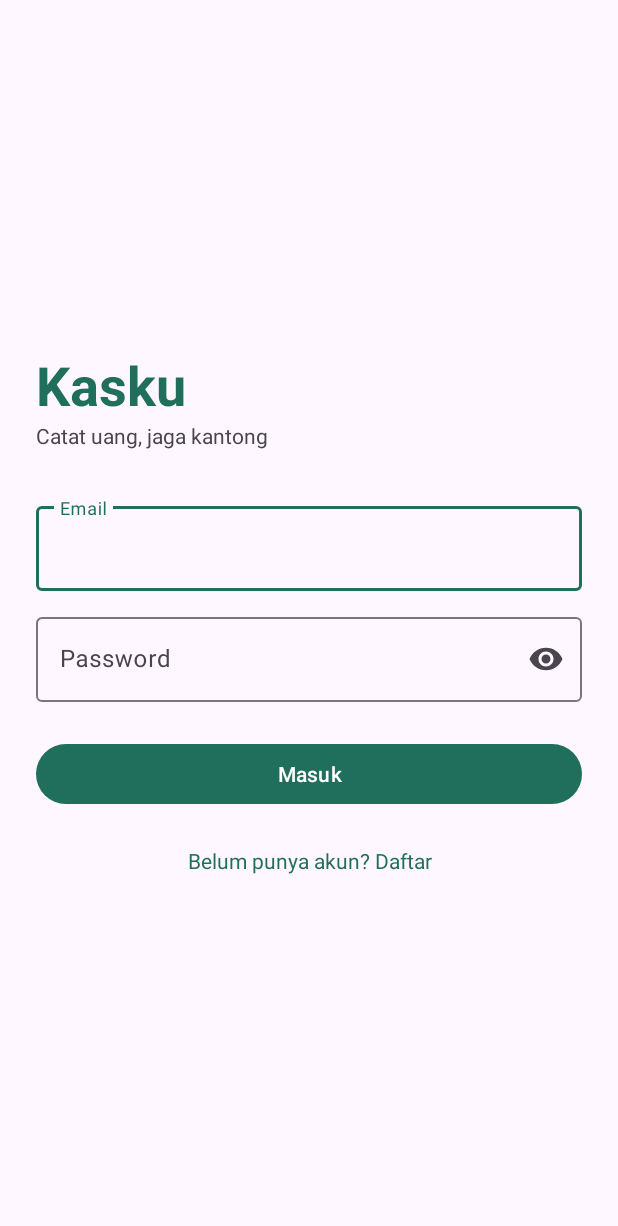
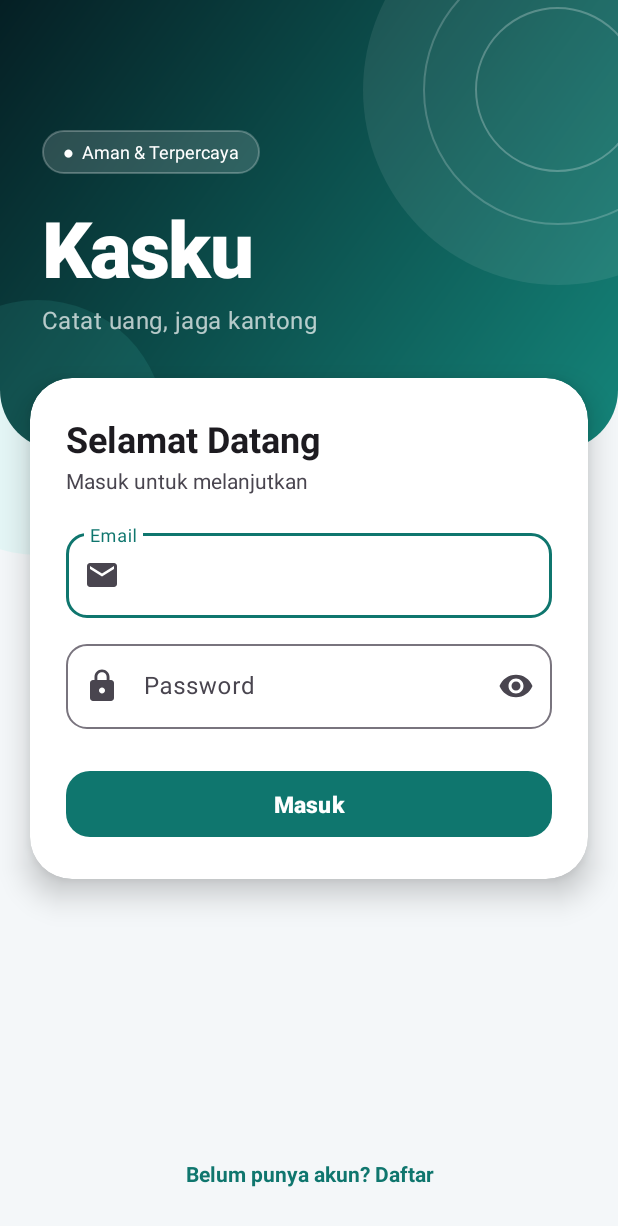
Before and after one commit to dwiredmi25-dev/kasku-android, an Android app: the screen it shows after launch (LoginActivity), on a phone screen of 412 x 824 dp. Shown: the top 1226 px of the screen. Run offline under Robolectric (Android 15) with nearby library versions, the phone set to English and light mode, and no system bars; our stand-ins replace Firebase (no records; nobody signed in at launch, a user with empty details on screens opened directly).

Commit message:
Ubah tampilan halaman login

```diff
--- /dev/null
+++ b/app/src/main/res/drawable/bg_accent_bar.xml
@@ -0,0 +1,6 @@
+<?xml version="1.0" encoding="utf-8"?>
+<shape xmlns:android="http://schemas.android.com/apk/res/android"
+    android:shape="rectangle">
+    <solid android:color="#5FD3C1" />
+    <corners android:radius="4dp" />
+</shape>
--- /dev/null
+++ b/app/src/main/res/drawable/bg_balance_card.xml
@@ -0,0 +1,10 @@
+<?xml version="1.0" encoding="utf-8"?>
+<shape xmlns:android="http://schemas.android.com/apk/res/android"
+    android:shape="rectangle">
+    <gradient
+        android:angle="315"
+        android:endColor="@color/gradient_end"
+        android:startColor="@color/gradient_start"
+        android:type="linear" />
+    <corners android:radius="24dp" />
+</shape>
--- /dev/null
+++ b/app/src/main/res/drawable/bg_header.xml
@@ -0,0 +1,69 @@
+<?xml version="1.0" encoding="utf-8"?>
+<layer-list xmlns:android="http://schemas.android.com/apk/res/android">
+
+    <!-- Gradasi dasar -->
+    <item>
+        <shape android:shape="rectangle">
+            <gradient
+                android:angle="315"
+                android:endColor="#14857A"
+                android:startColor="#051F24"
+                android:type="linear" />
+            <corners
+                android:bottomLeftRadius="40dp"
+                android:bottomRightRadius="40dp" />
+        </shape>
+    </item>
+
+    <!-- Lingkaran besar transparan (kanan atas) -->
+    <item
+        android:width="260dp"
+        android:height="260dp"
+        android:gravity="top|end"
+        android:right="-90dp"
+        android:top="-70dp">
+        <shape android:shape="oval">
+            <solid android:color="#14FFFFFF" />
+        </shape>
+    </item>
+
+    <!-- Cincin 1 -->
+    <item
+        android:width="180dp"
+        android:height="180dp"
+        android:gravity="top|end"
+        android:right="-50dp"
+        android:top="-30dp">
+        <shape android:shape="oval">
+            <stroke
+                android:width="1.5dp"
+                android:color="#33FFFFFF" />
+        </shape>
+    </item>
+
+    <!-- Cincin 2 -->
+    <item
+        android:width="110dp"
+        android:height="110dp"
+        android:gravity="top|end"
+        android:right="-15dp"
+        android:top="5dp">
+        <shape android:shape="oval">
+            <stroke
+                android:width="1.5dp"
+                android:color="#40FFFFFF" />
+        </shape>
+    </item>
+
+    <!-- Lingkaran aksen (kiri bawah) -->
+    <item
+        android:width="170dp"
+        android:height="170dp"
+        android:bottom="-70dp"
+        android:gravity="bottom|start"
+        android:left="-60dp">
+        <shape android:shape="oval">
+            <solid android:color="#1A5EEAD4" />
+        </shape>
+    </item>
+</layer-list>
--- /dev/null
+++ b/app/src/main/res/drawable/bg_pill.xml
@@ -0,0 +1,9 @@
+<?xml version="1.0" encoding="utf-8"?>
+<shape xmlns:android="http://schemas.android.com/apk/res/android"
+    android:shape="rectangle">
+    <solid android:color="#26FFFFFF" />
+    <stroke
+        android:width="1dp"
+        android:color="#40FFFFFF" />
+    <corners android:radius="50dp" />
+</shape>
--- /dev/null
+++ b/app/src/main/res/drawable/ic_email.xml
@@ -0,0 +1,9 @@
+<vector xmlns:android="http://schemas.android.com/apk/res/android"
+    android:width="24dp"
+    android:height="24dp"
+    android:viewportWidth="24"
+    android:viewportHeight="24">
+    <path
+        android:fillColor="@android:color/white"
+        android:pathData="M20,4H4c-1.1,0 -1.99,0.9 -1.99,2L2,18c0,1.1 0.9,2 2,2h16c1.1,0 2,-0.9 2,-2V6c0,-1.1 -0.9,-2 -2,-2zM20,8l-8,5 -8,-5V6l8,5 8,-5v2z" />
+</vector>
--- /dev/null
+++ b/app/src/main/res/drawable/ic_lock.xml
@@ -0,0 +1,9 @@
+<vector xmlns:android="http://schemas.android.com/apk/res/android"
+    android:width="24dp"
+    android:height="24dp"
+    android:viewportWidth="24"
+    android:viewportHeight="24">
+    <path
+        android:fillColor="@android:color/white"
+        android:pathData="M18,8h-1V6c0,-2.76 -2.24,-5 -5,-5S7,3.24 7,6v2H6c-1.1,0 -2,0.9 -2,2v10c0,1.1 0.9,2 2,2h12c1.1,0 2,-0.9 2,-2V10c0,-1.1 -0.9,-2 -2,-2zM12,17c-1.1,0 -2,-0.9 -2,-2s0.9,-2 2,-2 2,0.9 2,2 -0.9,2 -2,2zM15.1,8H8.9V6c0,-1.71 1.39,-3.1 3.1,-3.1 1.71,0 3.1,1.39 3.1,3.1v2z" />
+</vector>
--- a/app/src/main/res/layout/activity_login.xml
+++ b/app/src/main/res/layout/activity_login.xml
@@ -4,36 +4,99 @@
     android:id="@+id/root"
     android:layout_width="match_parent"
     android:layout_height="match_parent"
+    android:clipChildren="false"
+    android:clipToPadding="false"
     android:fillViewport="true">
 
     <LinearLayout
         android:layout_width="match_parent"
+        android:layout_height="match_parent"
+        android:clipChildren="false"
+        android:clipToPadding="false"
+        android:orientation="vertical">
+
+        <!-- HEADER -->
+        <LinearLayout
+            android:layout_width="match_parent"
             android:layout_height="wrap_content"
-        android:gravity="center_vertical"
+            android:background="@drawable/bg_header"
+            android:elevation="0dp"
+            android:gravity="bottom"
+            android:minHeight="300dp"
+            android:orientation="vertical"
+            android:paddingHorizontal="28dp"
+            android:paddingTop="72dp"
+            android:paddingBottom="76dp">
+
+            <TextView
+                android:layout_width="wrap_content"
+                android:layout_height="wrap_content"
+                android:background="@drawable/bg_pill"
+                android:paddingHorizontal="14dp"
+                android:paddingVertical="6dp"
+                android:text="●  Aman &amp; Terpercaya"
+                android:textColor="@color/on_gradient"
+                android:textSize="12sp" />
+
+            <TextView
+                android:layout_width="wrap_content"
+                android:layout_height="wrap_content"
+                android:layout_marginTop="14dp"
+                android:fontFamily="sans-serif-black"
+                android:letterSpacing="-0.02"
+                android:text="@string/app_name"
+                android:textColor="@color/on_gradient"
+                android:textSize="52sp" />
+
+            <TextView
+                android:layout_width="wrap_content"
+                android:layout_height="wrap_content"
+                android:layout_marginTop="2dp"
+                android:letterSpacing="0.02"
+                android:text="@string/tagline"
+                android:textColor="@color/on_gradient_soft"
+                android:textSize="16sp" />
+        </LinearLayout>
+
+        <com.google.android.material.card.MaterialCardView
+            android:layout_width="match_parent"
+            android:layout_height="wrap_content"
+            android:layout_marginHorizontal="20dp"
+            android:layout_marginTop="-48dp"
+            android:elevation="12dp"
+            app:cardBackgroundColor="@color/card_bg"
+            app:cardCornerRadius="28dp"
+            app:cardElevation="12dp"
+            app:strokeWidth="0dp">
+
+            <LinearLayout
+                android:layout_width="match_parent"
+                android:layout_height="wrap_content"
                 android:orientation="vertical"
                 android:padding="24dp">
 
                 <TextView
                     android:layout_width="wrap_content"
                     android:layout_height="wrap_content"
-            android:text="@string/app_name"
-            android:textAppearance="?attr/textAppearanceDisplaySmall"
-            android:textColor="?attr/colorPrimary"
+                    android:text="@string/welcome_back"
+                    android:textAppearance="?attr/textAppearanceHeadlineSmall"
                     android:textStyle="bold" />
 
                 <TextView
                     android:layout_width="wrap_content"
                     android:layout_height="wrap_content"
-            android:layout_marginBottom="32dp"
-            android:text="@string/tagline"
+                    android:layout_marginTop="2dp"
+                    android:layout_marginBottom="20dp"
+                    android:text="@string/login_subtitle"
                     android:textColor="?attr/colorOnSurfaceVariant" />
 
                 <com.google.android.material.textfield.TextInputLayout
                     android:id="@+id/tilEmail"
-            style="@style/Widget.Material3.TextInputLayout.OutlinedBox"
+                    style="@style/Widget.Kasku.TextInput"
                     android:layout_width="match_parent"
                     android:layout_height="wrap_content"
-            android:hint="@string/email">
+                    android:hint="@string/email"
+                    app:startIconDrawable="@drawable/ic_email">
 
                     <com.google.android.material.textfield.TextInputEditText
                         android:id="@+id/etEmail"
@@ -44,12 +107,13 @@
 
                 <com.google.android.material.textfield.TextInputLayout
                     android:id="@+id/tilPassword"
-            style="@style/Widget.Material3.TextInputLayout.OutlinedBox"
+                    style="@style/Widget.Kasku.TextInput"
                     android:layout_width="match_parent"
                     android:layout_height="wrap_content"
                     android:layout_marginTop="12dp"
                     android:hint="@string/password"
-            app:endIconMode="password_toggle">
+                    app:endIconMode="password_toggle"
+                    app:startIconDrawable="@drawable/ic_lock">
 
                     <com.google.android.material.textfield.TextInputEditText
                         android:id="@+id/etPassword"
@@ -72,15 +136,24 @@
                     android:layout_gravity="center_horizontal"
                     android:layout_marginTop="12dp"
                     android:visibility="gone" />
+            </LinearLayout>
+        </com.google.android.material.card.MaterialCardView>
+
+        <View
+            android:layout_width="match_parent"
+            android:layout_height="0dp"
+            android:layout_weight="1" />
 
         <TextView
             android:id="@+id/tvRegister"
             android:layout_width="match_parent"
             android:layout_height="wrap_content"
             android:layout_marginTop="16dp"
+            android:layout_marginBottom="24dp"
             android:gravity="center"
             android:padding="8dp"
             android:text="@string/no_account"
-            android:textColor="?attr/colorPrimary" />
+            android:textColor="?attr/colorPrimary"
+            android:textStyle="bold" />
     </LinearLayout>
 </ScrollView>
--- a/app/src/main/res/layout/fragment_transactions.xml
+++ b/app/src/main/res/layout/fragment_transactions.xml
@@ -10,33 +10,30 @@
         android:layout_height="match_parent"
         android:orientation="vertical">
 
-        <com.google.android.material.card.MaterialCardView
-            android:layout_width="match_parent"
-            android:layout_height="wrap_content"
-            android:layout_margin="12dp"
-            app:cardBackgroundColor="?attr/colorPrimary">
-
         <LinearLayout
             android:layout_width="match_parent"
             android:layout_height="wrap_content"
+            android:layout_margin="16dp"
+            android:background="@drawable/bg_balance_card"
             android:orientation="vertical"
-                android:padding="16dp">
+            android:padding="24dp">
 
             <TextView
                 android:layout_width="wrap_content"
                 android:layout_height="wrap_content"
                 android:text="@string/balance"
-                    android:textColor="?attr/colorOnPrimary" />
+                android:textColor="@color/on_gradient_soft"
+                android:textSize="14sp" />
 
             <TextView
                 android:id="@+id/tvBalance"
                 android:layout_width="wrap_content"
                 android:layout_height="wrap_content"
-                    android:textColor="?attr/colorOnPrimary"
-                    android:textSize="26sp"
+                android:layout_marginTop="4dp"
+                android:textColor="@color/on_gradient"
+                android:textSize="32sp"
                 android:textStyle="bold" />
         </LinearLayout>
-        </com.google.android.material.card.MaterialCardView>
 
         <androidx.appcompat.widget.SearchView
             android:id="@+id/searchView"
--- a/app/src/main/res/layout/item_transaction.xml
+++ b/app/src/main/res/layout/item_transaction.xml
@@ -4,18 +4,22 @@
     xmlns:app="http://schemas.android.com/apk/res-auto"
     android:layout_width="match_parent"
     android:layout_height="wrap_content"
-    android:layout_marginHorizontal="12dp"
-    android:layout_marginVertical="4dp"
+    android:layout_marginHorizontal="16dp"
+    android:layout_marginVertical="5dp"
     android:clickable="true"
     android:focusable="true"
-    app:cardElevation="1dp">
+    app:cardBackgroundColor="@color/card_bg"
+    app:cardCornerRadius="18dp"
+    app:cardElevation="0dp"
+    app:strokeColor="@color/card_stroke"
+    app:strokeWidth="1dp">
 
     <LinearLayout
         android:layout_width="match_parent"
         android:layout_height="wrap_content"
         android:gravity="center_vertical"
         android:orientation="horizontal"
-        android:padding="16dp">
+        android:padding="18dp">
 
         <LinearLayout
             android:layout_width="0dp"
@@ -35,6 +39,7 @@
                 android:id="@+id/tvMeta"
                 android:layout_width="match_parent"
                 android:layout_height="wrap_content"
+                android:layout_marginTop="2dp"
                 android:textColor="?attr/colorOnSurfaceVariant"
                 android:textSize="13sp" />
         </LinearLayout>
@@ -44,6 +49,7 @@
             android:layout_width="wrap_content"
             android:layout_height="wrap_content"
             android:layout_marginStart="12dp"
+            android:textSize="16sp"
             android:textStyle="bold" />
     </LinearLayout>
 </com.google.android.material.card.MaterialCardView>
--- a/app/src/main/res/values-night/colors.xml
+++ b/app/src/main/res/values-night/colors.xml
@@ -1,7 +1,12 @@
 <?xml version="1.0" encoding="utf-8"?>
 <resources>
-    <color name="primary">#7FD6BE</color>
-    <color name="on_primary">#00382D</color>
-    <color name="income">#81C784</color>
-    <color name="expense">#EF9A9A</color>
+    <color name="primary">#5FD3C1</color>
+    <color name="on_primary">#00332C</color>
+    <color name="income">#4ADE80</color>
+    <color name="expense">#F87171</color>
+    <color name="bg_screen">#0E1417</color>
+    <color name="card_bg">#182126</color>
+    <color name="card_stroke">#263238</color>
+    <color name="gradient_start">#0A2A35</color>
+    <color name="gradient_end">#0F6B5F</color>
 </resources>
--- a/app/src/main/res/values/colors.xml
+++ b/app/src/main/res/values/colors.xml
@@ -1,8 +1,15 @@
 <?xml version="1.0" encoding="utf-8"?>
 <resources>
-    <color name="primary">#1F6F5C</color>
+    <color name="primary">#0F766E</color>
     <color name="white">#FFFFFFFF</color>
     <color name="on_primary">#FFFFFFFF</color>
-    <color name="income">#2E7D32</color>
-    <color name="expense">#C62828</color>
+    <color name="income">#15803D</color>
+    <color name="expense">#DC2626</color>
+    <color name="bg_screen">#F4F7F9</color>
+    <color name="card_bg">#FFFFFFFF</color>
+    <color name="card_stroke">#E3E8EC</color>
+    <color name="gradient_start">#0B3B4C</color>
+    <color name="gradient_end">#14907E</color>
+    <color name="on_gradient">#FFFFFFFF</color>
+    <color name="on_gradient_soft">#B3FFFFFF</color>
 </resources>
--- a/app/src/main/res/values/strings.xml
+++ b/app/src/main/res/values/strings.xml
@@ -2,6 +2,8 @@
 <resources>
     <string name="app_name">Kasku</string>
     <string name="tagline">Catat uang, jaga kantong</string>
+    <string name="welcome_back">Selamat Datang</string>
+    <string name="login_subtitle">Masuk untuk melanjutkan</string>
 
     <!-- Autentikasi -->
     <string name="login">Masuk</string>
--- a/app/src/main/res/values/themes.xml
+++ b/app/src/main/res/values/themes.xml
@@ -3,5 +3,32 @@
     <style name="Theme.Kasku" parent="Theme.Material3.DayNight.NoActionBar">
         <item name="colorPrimary">@color/primary</item>
         <item name="colorOnPrimary">@color/on_primary</item>
+        <item name="android:colorBackground">@color/bg_screen</item>
+        <item name="android:windowBackground">@color/bg_screen</item>
+        <item name="android:statusBarColor">@color/gradient_start</item>
+        <item name="android:windowLightStatusBar">false</item>
+        <item name="materialButtonStyle">@style/Widget.Kasku.Button</item>
+    </style>
+
+    <style name="Widget.Kasku.Button" parent="Widget.Material3.Button">
+        <item name="cornerRadius">16dp</item>
+        <item name="android:minHeight">52dp</item>
+        <item name="android:textAllCaps">false</item>
+        <item name="android:textSize">15sp</item>
+        <item name="android:textStyle">bold</item>
+    </style>
+
+    <style name="Widget.Kasku.TextInput" parent="Widget.Material3.TextInputLayout.OutlinedBox">
+        <item name="boxCornerRadiusTopStart">14dp</item>
+        <item name="boxCornerRadiusTopEnd">14dp</item>
+        <item name="boxCornerRadiusBottomStart">14dp</item>
+        <item name="boxCornerRadiusBottomEnd">14dp</item>
+    </style>
+
+    <style name="Widget.Kasku.Dropdown" parent="Widget.Material3.TextInputLayout.OutlinedBox.ExposedDropdownMenu">
+        <item name="boxCornerRadiusTopStart">14dp</item>
+        <item name="boxCornerRadiusTopEnd">14dp</item>
+        <item name="boxCornerRadiusBottomStart">14dp</item>
+        <item name="boxCornerRadiusBottomEnd">14dp</item>
     </style>
 </resources>
```
Lines whose indentation alone changed are shown as unchanged.
